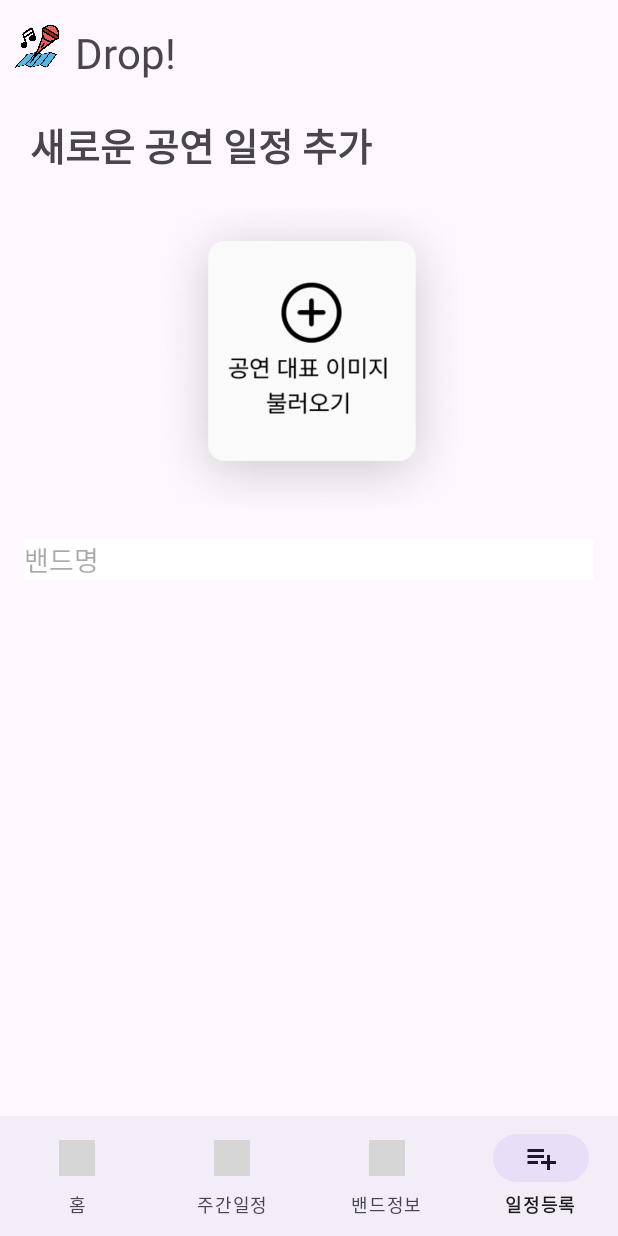
After one commit to kimseongah/MadCamp_week2, an Android app: the Register screen opened directly, with no data from a screen before it, on a phone screen of 412 x 824 dp. The commit adds this screen. Run offline under Robolectric (Android 15) with nearby library versions, the phone set to English and light mode, and no system bars; pictures from the network do not load; grey boxes are pictures that could not be loaded.

Commit message:
[add] added register page

```diff
--- a/app/src/main/AndroidManifest.xml
+++ b/app/src/main/AndroidManifest.xml
@@ -5,6 +5,8 @@
     <uses-permission android:name="android.permission.INTERNET" />
     <uses-permission android:name="android.permission.ACCESS_FINE_LOCATION" />
     <uses-permission android:name="android.permission.ACCESS_COARSE_LOCATION" />
+    <uses-permission android:name="android.permission.READ_EXTERNAL_STORAGE" />
+
 
     <application
         android:allowBackup="true"
@@ -16,6 +18,9 @@
         android:supportsRtl="true"
         android:theme="@style/Theme.MadCamp_week2"
         android:usesCleartextTraffic="true">
+        <activity
+            android:name=".Register"
+            android:exported="false" />
         <activity
             android:name=".SignIn"
             android:exported="false" />
@@ -29,17 +34,20 @@
             android:exported="true">
             <intent-filter>
                 <action android:name="android.intent.action.MAIN" />
+
                 <category android:name="android.intent.category.LAUNCHER" />
             </intent-filter>
         </activity>
         <activity
             android:name=".MainActivity"
             android:exported="true">
-<!--            <intent-filter>-->
-<!--                <action android:name="android.intent.action.MAIN" />-->
 
-<!--                <category android:name="android.intent.category.LAUNCHER" />-->
-<!--            </intent-filter>-->
+            <!-- <intent-filter> -->
+            <!-- <action android:name="android.intent.action.MAIN" /> -->
+
+
+            <!-- <category android:name="android.intent.category.LAUNCHER" /> -->
+            <!-- </intent-filter> -->
         </activity>
 
         <meta-data
--- a/app/src/main/java/com/example/madcamp_week2/BaseActivity.kt
+++ b/app/src/main/java/com/example/madcamp_week2/BaseActivity.kt
@@ -14,7 +14,7 @@ open class BaseActivity : AppCompatActivity() {
                 R.id.page_1 -> navigateTo(MainActivity::class.java)
                 R.id.page_2 -> navigateTo(NoneActivity::class.java)
                 R.id.page_3 -> navigateTo(NoneActivity::class.java)
-                R.id.page_4 -> navigateTo(NoneActivity::class.java)
+                R.id.page_4 -> navigateTo(Register::class.java)
             }
             true
         }
--- /dev/null
+++ b/app/src/main/java/com/example/madcamp_week2/Register.kt
@@ -0,0 +1,35 @@
+package com.example.madcamp_week2
+
+import android.content.Intent
+import android.net.Uri
+import androidx.appcompat.app.AppCompatActivity
+import android.os.Bundle
+import android.provider.MediaStore
+import android.widget.ImageView
+import com.example.madcamp_week2.R
+
+class Register : BaseActivity() {
+
+    private val PICK_IMAGE = 100
+    private var imageUri: Uri? = null
+    override fun onCreate(savedInstanceState: Bundle?) {
+        super.onCreate(savedInstanceState)
+        setContentView(R.layout.activity_register)
+        setupBottomNavigation(R.id.page_4)
+
+        val concertImage = findViewById<ImageView>(R.id.concertimage)
+        concertImage.setOnClickListener {
+            val gallery = Intent(Intent.ACTION_PICK, MediaStore.Images.Media.EXTERNAL_CONTENT_URI)
+            startActivityForResult(gallery, PICK_IMAGE)
+        }
+
+
+    }
+    override fun onActivityResult(requestCode: Int, resultCode: Int, data: Intent?) {
+        super.onActivityResult(requestCode, resultCode, data)
+        if (resultCode == RESULT_OK && requestCode == PICK_IMAGE) {
+            imageUri = data?.data
+            findViewById<ImageView>(R.id.concertimage)?.setImageURI(imageUri)
+        }
+    }
+}
--- a/app/src/main/java/com/example/madcamp_week2/SignIn.kt
+++ b/app/src/main/java/com/example/madcamp_week2/SignIn.kt
@@ -76,7 +76,7 @@ class SignIn : AppCompatActivity() {
                 val requestBody = jsonString.toRequestBody(mediaType)
 
                 val request = Request.Builder()
-                    .url("http://192.168.0.75:80/store_data") // Replace with your server's URL
+                    .url("http://172.10.7.78:80/store_data") // Replace with your server's URL
                     .post(requestBody)
                     .build()
 
--- /dev/null
+++ b/app/src/main/res/drawable/baseline_playlist_add_24.xml
@@ -0,0 +1,5 @@
+<vector android:autoMirrored="true" android:height="24dp"
+    android:tint="#000000" android:viewportHeight="24"
+    android:viewportWidth="24" android:width="24dp" xmlns:android="http://schemas.android.com/apk/res/android">
+    <path android:fillColor="@android:color/white" android:pathData="M14,10H3v2h11V10zM14,6H3v2h11V6zM18,14v-4h-2v4h-4v2h4v4h2v-4h4v-2H18zM3,16h7v-2H3V16z"/>
+</vector>
--- /dev/null
+++ b/app/src/main/res/layout/activity_register.xml
@@ -0,0 +1,65 @@
+<?xml version="1.0" encoding="utf-8"?>
+<RelativeLayout xmlns:android="http://schemas.android.com/apk/res/android"
+    xmlns:app="http://schemas.android.com/apk/res-auto"
+    xmlns:tools="http://schemas.android.com/tools"
+    android:layout_width="match_parent"
+    android:layout_height="match_parent"
+    android:orientation="vertical">
+    <LinearLayout
+        android:id="@+id/textViewTitle"
+        android:layout_width="match_parent"
+        android:layout_height="wrap_content"
+        android:layout_marginTop="@dimen/padding_1"
+        android:layout_marginLeft="@dimen/padding_0">
+
+        <ImageView
+            android:layout_width="30dp"
+            android:layout_height="30dp"
+            android:src="@drawable/microphone" />
+
+        <TextView
+            android:layout_width="match_parent"
+            android:layout_height="wrap_content"
+            android:layout_marginLeft="@dimen/padding_0"
+            android:text="Drop!"
+            android:textSize="28sp" />
+    </LinearLayout>
+
+    <TextView
+        android:id="@+id/register_text"
+        android:layout_width="match_parent"
+        android:layout_height="wrap_content"
+        android:text="새로운 공연 일정 추가"
+        android:layout_marginLeft="20dp"
+        android:layout_below="@+id/textViewTitle"
+        android:layout_marginTop="23dp"
+        android:textSize="25sp"
+        android:textStyle="bold"/>
+
+    <ImageView
+        android:id="@+id/concertimage"
+        android:layout_width="200dp"
+        android:layout_height="200dp"
+        android:layout_below="@+id/register_text"
+        android:layout_centerHorizontal="true"
+        android:layout_marginTop="23dp"
+        app:srcCompat="@drawable/addimage"
+        android:scaleType="centerCrop"/>
+
+    <EditText
+        android:id="@+id/editTextemail"
+        android:layout_width="fill_parent"
+        android:layout_height="wrap_content"
+        android:layout_below="@+id/concertimage"
+        android:layout_marginStart="@dimen/padding_1"
+        android:layout_marginTop="20dp"
+        android:layout_marginEnd="@dimen/padding_1"
+        android:hint="밴드명"
+        app:layout_constraintBottom_toBottomOf="@+id/concertimage"
+        app:layout_constraintEnd_toEndOf="parent"
+        app:layout_constraintStart_toStartOf="parent"
+        android:background="#FFFFFF"
+        />
+
+    <include layout="@layout/bottom_navigation"/>
+</RelativeLayout>
--- a/app/src/main/res/menu/bottom_navigation_menu.xml
+++ b/app/src/main/res/menu/bottom_navigation_menu.xml
@@ -15,10 +15,10 @@
         android:id="@+id/page_3"
         android:enabled="true"
         android:icon="@drawable/ic_home"
-        android:title="@string/week"/>
+        android:title="@string/info"/>
     <item
         android:id="@+id/page_4"
         android:enabled="true"
-        android:icon="@drawable/ic_home"
-        android:title="@string/week"/>
+        android:icon="@drawable/baseline_playlist_add_24"
+        android:title="@string/register"/>
 </menu>
--- /dev/null
+++ b/app/src/main/res/values/styles.xml
@@ -0,0 +1,12 @@
+<?xml version="1.0" encoding="utf-8"?>
+<resources>
+    <style name="AppTheme" parent="Theme.AppCompat.Light.DarkActionBar">
+        <!-- Your App Theme attributes -->
+    </style>
+
+    <!-- Define a style for EditText -->
+    <style name="YourEditTextStyle" parent="Widget.AppCompat.EditText">
+        <item name="colorControlNormal">#11AEF9</item>
+        <!-- Add other attributes as needed -->
+    </style>
+</resources>
```
Also changed, not shown: app/src/main/res/drawable/addimage.png (added).
